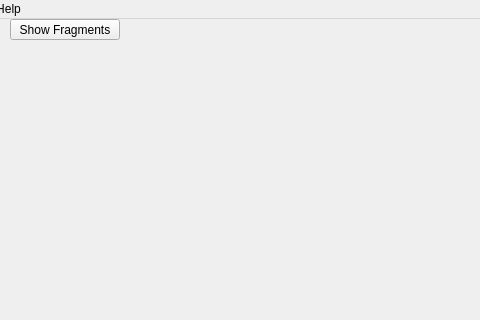
Old version of the form mainwindow.ui in the repository peterooch/DigiFerro; both pictures show x 100 to 580 and y 0 to 320 of the 800 by 600 pixel window.
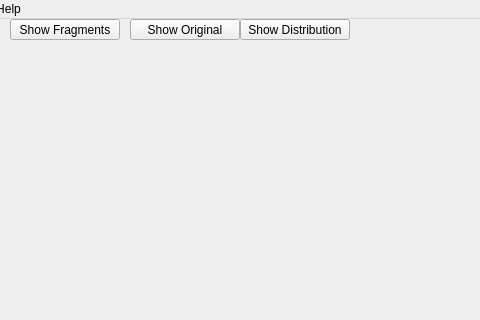
New version of the form.

Commit message: History Upgrades + Distribution graph

What changed in the file:
```diff
--- a/mainwindow.ui
+++ b/mainwindow.ui
@@ -53,6 +53,32 @@
      <string>Show Fragments</string>
     </property>
    </widget>
+   <widget class="QPushButton" name="originalButton">
+    <property name="geometry">
+     <rect>
+      <x>230</x>
+      <y>0</y>
+      <width>110</width>
+      <height>21</height>
+     </rect>
+    </property>
+    <property name="text">
+     <string>Show Original</string>
+    </property>
+   </widget>
+   <widget class="QPushButton" name="graphButton">
+    <property name="geometry">
+     <rect>
+      <x>340</x>
+      <y>0</y>
+      <width>110</width>
+      <height>21</height>
+     </rect>
+    </property>
+    <property name="text">
+     <string>Show Distribution</string>
+    </property>
+   </widget>
   </widget>
   <widget class="QMenuBar" name="menubar">
    <property name="geometry">
```
Left out of the diff: 2 changed lines with no effect on the pictures. The commit also changes 6 other files.
